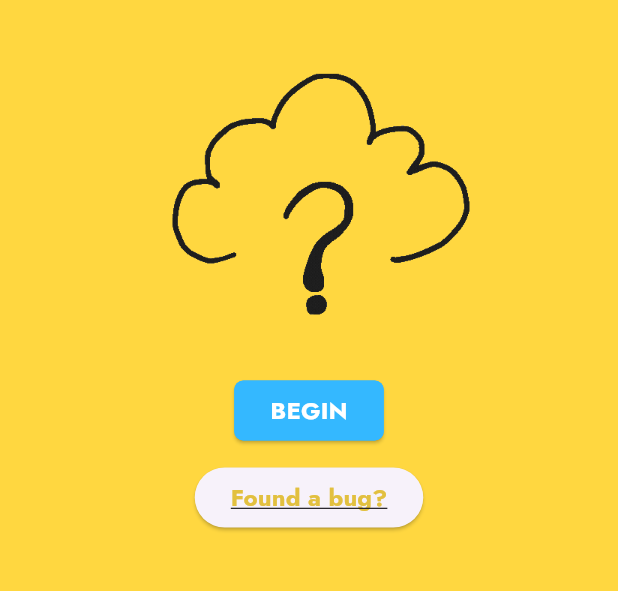
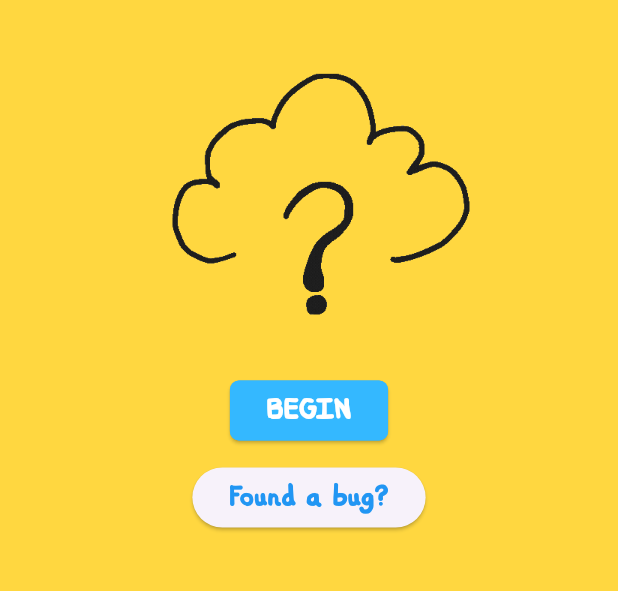
Before and after one commit to megnbenson/flutterTests, a Flutter app: the screen it shows after launch, on a phone screen of 412 x 824 dp, the part 488-1079 px from its top. Run offline on Flutter 3.47's test engine with Material 3 defaults, Android fonts, the phone set to English and light mode, and no system bars; our stand-ins replace flutter_map, flutter_svg, geolocator, google_fonts, latlong2; missing offline and left inert: flame, flame_forge2d, flame_kenney_xml.

Commit message:
changed icon pic and added font to buttons

```diff
--- a/is_it_raining_app/lib/pages/home_page.dart
+++ b/is_it_raining_app/lib/pages/home_page.dart
@@ -132,9 +132,9 @@ class _HomePageState extends State<HomePage> {
           mainAxisAlignment: MainAxisAlignment.center,
           children: [
             Text(
-                "IS IT \nRAINING?",
-                style: TextStyle(fontFamily: 'RainFont', fontSize: 44),
-              ),
+              "IS IT \nRAINING?",
+              style: TextStyle(fontFamily: 'RainFont', fontSize: 44),
+            ),
             Image.asset(
               'assets/gifs/NB_Home_Screen_Cloud_Animation.gif',
               width: 250,
@@ -175,7 +175,7 @@ class _HomePageState extends State<HomePage> {
                   ),
                 );
               },
-               style: ElevatedButton.styleFrom(
+              style: ElevatedButton.styleFrom(
                 shape: RoundedRectangleBorder(
                   side: BorderSide(color: Color.fromRGBO(52, 184, 255, 1)),
                   borderRadius: BorderRadius.circular(6),
@@ -183,11 +183,11 @@ class _HomePageState extends State<HomePage> {
                 backgroundColor: Color.fromRGBO(52, 184, 255, 1),
               ),
               child: Text(
-                'BEGIN',
-                style: GoogleFonts.jost(
+                "BEGIN",
+                style: TextStyle(
+                  fontFamily: 'RainFont',
+                  fontSize: 20,
                   color: Colors.white,
-                  fontSize: 16,
-                  fontWeight: FontWeight.w700,
                 ),
               ),
             ),
@@ -202,11 +202,10 @@ class _HomePageState extends State<HomePage> {
               },
               child: Text(
                 'Found a bug?',
-                style: GoogleFonts.jost(
-                  color: const Color(0xFFE2C03F),
-                  fontSize: 16,
-                  fontWeight: FontWeight.w700,
-                  decoration: TextDecoration.underline,
+                style: TextStyle(
+                  fontFamily: 'RainFont',
+                  fontSize: 20,
+                  color: Colors.blue,
                 ),
               ),
             ),
--- a/is_it_raining_app/lib/pages/why_use.dart
+++ b/is_it_raining_app/lib/pages/why_use.dart
@@ -65,10 +65,10 @@ class _WhyUsePageState extends State<WhyUsePage> {
               ),
               child: Text(
                 'CHECK AGAIN',
-                style: GoogleFonts.jost(
+                style: TextStyle(
+                  fontFamily: 'RainFont',
+                  fontSize: 16,
                   color: Colors.white,
-                  fontSize: 16,
-                  fontWeight: FontWeight.w700,
                 ),
               ),
             ),
```
Also changed, not shown: is_it_raining_app/lib/pages/found_a_bug.dart (+10 -7 lines), is_it_raining_app/lib/pages/how_much.dart (+15 -6 lines), is_it_raining_app/lib/pages/rain_status_page.dart (+10 -2 lines), is_it_raining_app/assets/icon/icon.png.
